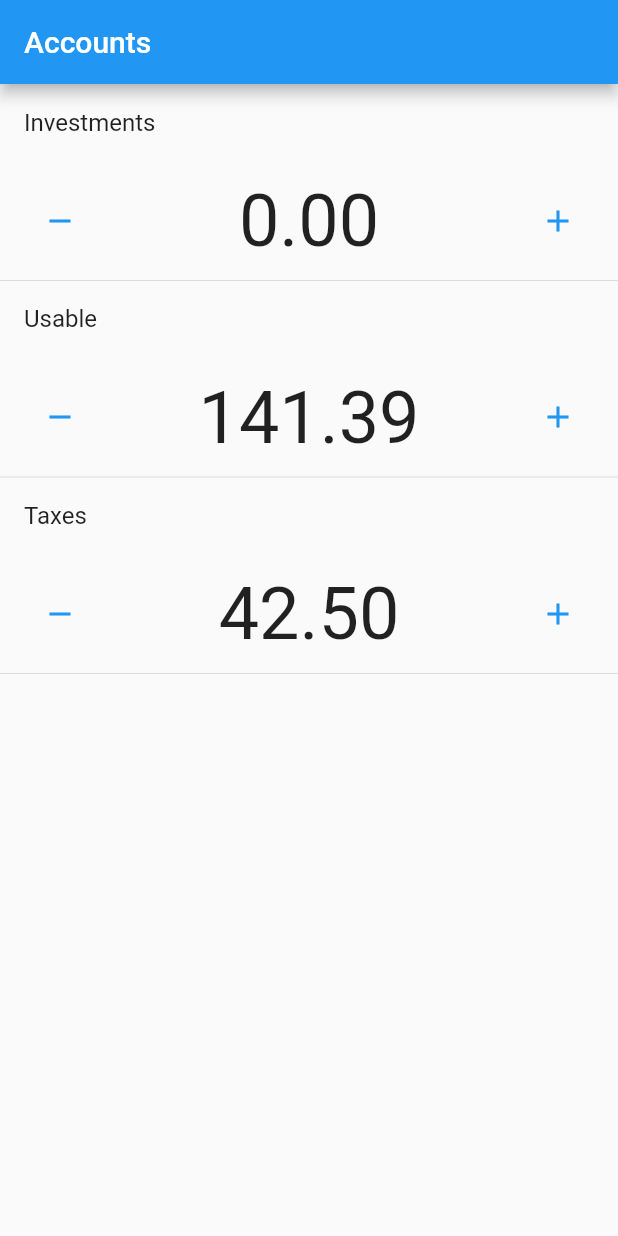
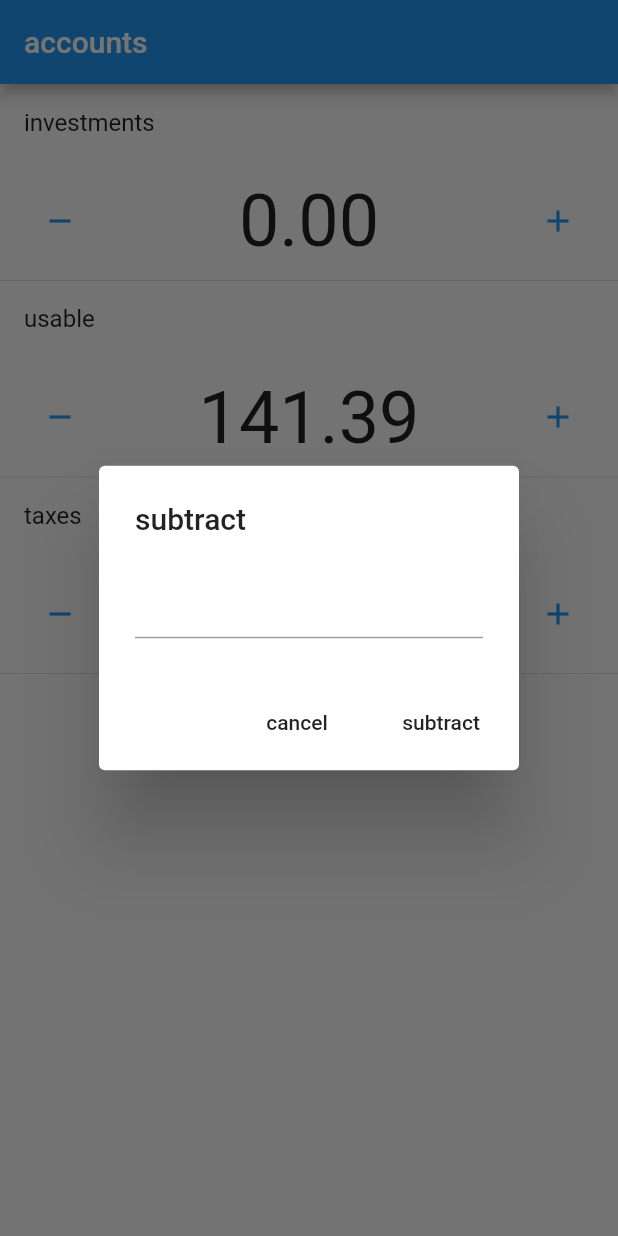
Before and after one commit to wesleydashner/flutter_budget, a Flutter app: the screen it shows after launch, after a tap on the "remove" icon, on a phone screen of 412 x 824 dp. Run offline on Flutter 3.47's test engine with Material 2 defaults, Android fonts, the light colour scheme and no system bars.

Commit message:
dialog boxes working

```diff
--- a/lib/screens/home/home.dart
+++ b/lib/screens/home/home.dart
@@ -5,9 +5,9 @@ import 'package:flutter/material.dart';
 
 class Home extends StatelessWidget {
   final user = User(accounts: <Account>[
-    Account(name: 'Investments', amount: 0),
-    Account(name: 'Usable', amount: 141.39),
-    Account(name: 'Taxes', amount: 42.5),
+    Account(name: 'investments', amount: 0),
+    Account(name: 'usable', amount: 141.39),
+    Account(name: 'taxes', amount: 42.5),
   ]);
 
   @override
@@ -19,7 +19,7 @@ class Home extends StatelessWidget {
     }
     return Scaffold(
       appBar: AppBar(
-        title: Text('Accounts'),
+        title: Text('accounts'),
         backgroundColor: Theme.of(context).primaryColor,
       ),
       body: SingleChildScrollView(
--- a/lib/screens/home/widgets/account_card.dart
+++ b/lib/screens/home/widgets/account_card.dart
@@ -35,7 +35,7 @@ class AccountCard extends StatelessWidget {
                   Icons.remove,
                   color: Theme.of(context).primaryColor,
                 ),
-                onPressed: () => debugPrint('subtract'),
+                onPressed: () => _subtractPressed(context),
               ),
             ),
             Spacer(),
@@ -47,7 +47,7 @@ class AccountCard extends StatelessWidget {
               width: buttonWidth,
               child: FlatButton(
                 child: Icon(Icons.add, color: Theme.of(context).primaryColor),
-                onPressed: () => debugPrint('add'),
+                onPressed: () => _addPressed(context),
               ),
             ),
           ],
@@ -55,4 +55,48 @@ class AccountCard extends StatelessWidget {
       ],
     );
   }
+
+  void _addPressed(BuildContext context) async {
+    final v = await _createAlertDialog('add', context);
+    if (v != null) {
+      debugPrint('add $v');
+    }
+  }
+
+  void _subtractPressed(BuildContext context) async {
+    final v = await _createAlertDialog('subtract', context);
+    if (v != null) {
+      debugPrint('subtract $v');
+    }
+  }
+
+  Future<String> _createAlertDialog(String title, BuildContext context) {
+    TextEditingController textEditingController = TextEditingController();
+
+    return showDialog(
+        context: context,
+        builder: (context) {
+          return AlertDialog(
+            title: Text(title),
+            content: TextField(
+              controller: textEditingController,
+            ),
+            actions: <Widget>[
+              FlatButton(
+                child: Text('cancel'),
+                onPressed: () {
+                  Navigator.of(context).pop(null);
+                },
+              ),
+              FlatButton(
+                child: Text(title),
+                onPressed: () {
+                  Navigator.of(context)
+                      .pop(textEditingController.text.toString());
+                },
+              )
+            ],
+          );
+        });
+  }
 }
```
